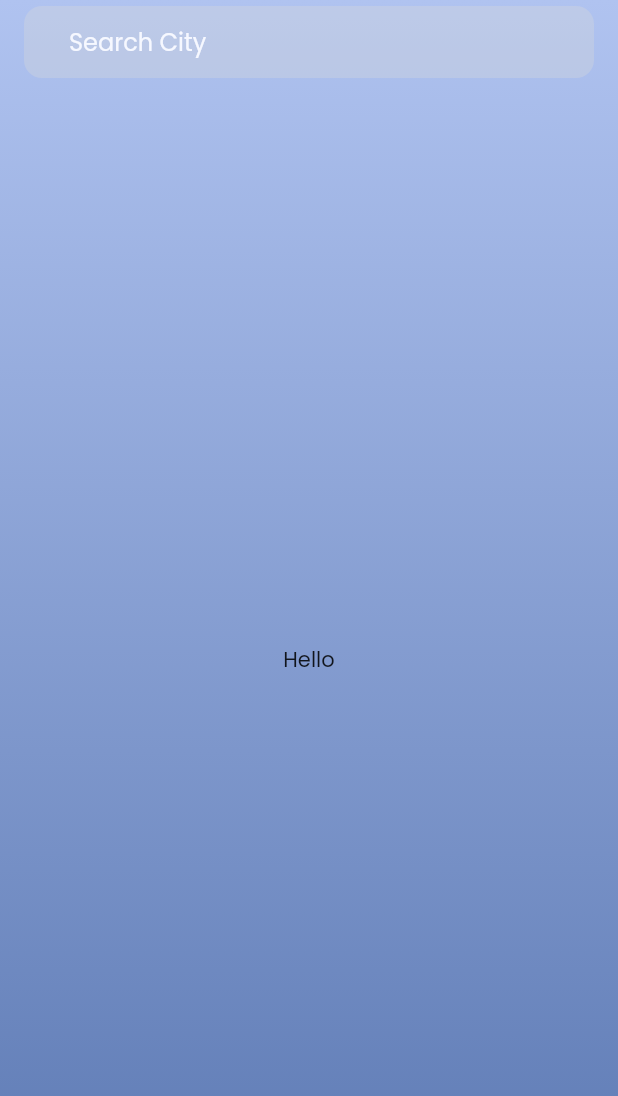
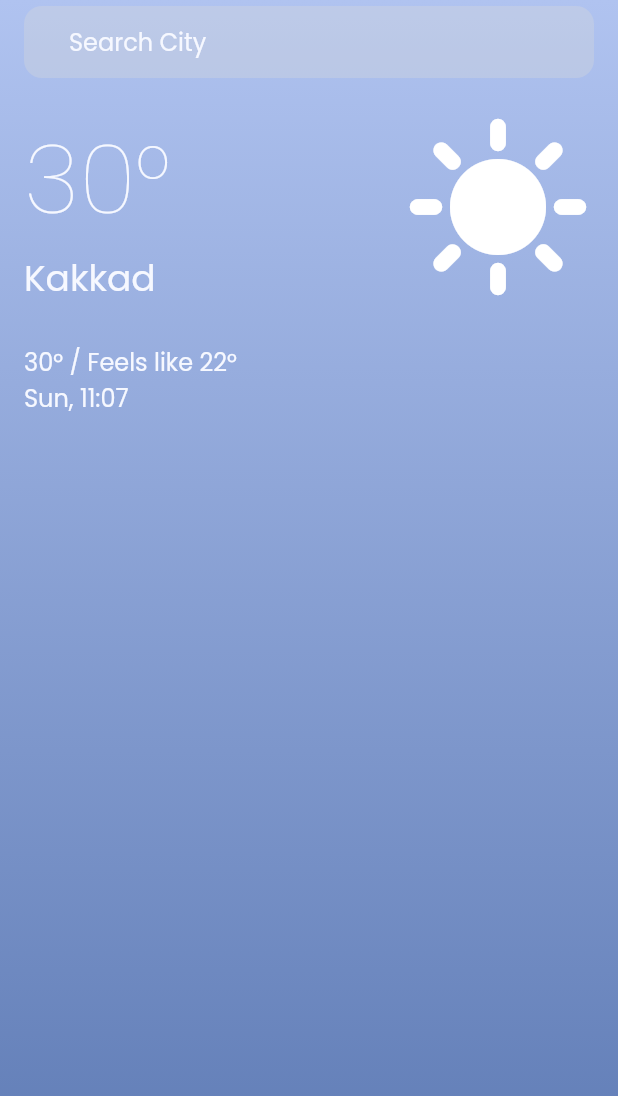
Before and after one commit to Adwaith-Rajesh/CuWea, a Flutter app: the screen it shows after launch, on a phone screen of 412 x 824 dp. Shown: the top 1096 px of the screen. Run offline on Flutter 3.47's test engine with Material 2 defaults, Android fonts, the phone set to English and light mode, and no system bars.

Commit message:
Added info at a glace box

```diff
--- /dev/null
+++ b/lib/components/cw_text.dart
@@ -0,0 +1,26 @@
+import 'package:flutter/material.dart';
+
+class CWText extends StatelessWidget {
+  final String text;
+  final double fontSize;
+  final FontWeight? fontWeight;
+
+  const CWText({
+    super.key,
+    required this.text,
+    required this.fontSize,
+    required this.fontWeight,
+  });
+
+  @override
+  Widget build(BuildContext context) {
+    return Text(
+      text,
+      style: TextStyle(
+        color: const Color(0xffF6F8FF),
+        fontSize: fontSize,
+        fontWeight: fontWeight,
+      ),
+    );
+  }
+}
--- /dev/null
+++ b/lib/components/info_glance.dart
@@ -0,0 +1,71 @@
+import 'package:cuwea/components/cw_text.dart';
+import 'package:flutter/material.dart';
+
+class InfoGlance extends StatelessWidget {
+  final int temp;
+  final int feelsLike;
+  final String city;
+  final String dateTime;
+
+  const InfoGlance({
+    super.key,
+    required this.temp,
+    required this.feelsLike,
+    required this.city,
+    required this.dateTime,
+  });
+
+  @override
+  Widget build(BuildContext context) {
+    return Column(
+      crossAxisAlignment: CrossAxisAlignment.start,
+      children: [
+        // temperature , place and weather icon
+        Row(
+          mainAxisAlignment: MainAxisAlignment.spaceBetween,
+          children: [
+            // temperature and place
+            Column(
+              crossAxisAlignment: CrossAxisAlignment.start,
+              children: [
+                CWText(
+                  text: '${temp.toString()}°',
+                  fontSize: 64,
+                  fontWeight: FontWeight.w300,
+                ),
+                CWText(
+                  text: city,
+                  fontSize: 24,
+                  fontWeight: FontWeight.normal,
+                ),
+              ],
+            ),
+
+            const Icon(
+              Icons.sunny,
+              size: 128,
+              color: Colors.white,
+            )
+          ],
+        ),
+
+        const SizedBox(
+          height: 25,
+        ),
+
+        // feels like and date
+        CWText(
+          text: '${temp.toString()}° / Feels like ${feelsLike.toString()}°',
+          fontSize: 16,
+          fontWeight: FontWeight.normal,
+        ),
+
+        CWText(
+          text: dateTime,
+          fontSize: 16,
+          fontWeight: FontWeight.normal,
+        ),
+      ],
+    );
+  }
+}
--- a/lib/pages/home_page.dart
+++ b/lib/pages/home_page.dart
@@ -1,5 +1,6 @@
 import 'dart:ui';
 
+import 'package:cuwea/components/info_glance.dart';
 import 'package:cuwea/components/search_bar.dart';
 import 'package:flutter/material.dart';
 
@@ -37,8 +38,18 @@ class _HomePageState extends State<HomePage> {
             ),
           ),
           backgroundColor: Colors.transparent,
-          body: Center(
-            child: Text(_submitText),
+          body: Padding(
+            padding: const EdgeInsets.all(16.0),
+            child: Column(
+              children: [
+                InfoGlance(
+                  temp: 30,
+                  feelsLike: 22,
+                  city: 'Kakkad',
+                  dateTime: 'Sun, 11:07',
+                ),
+              ],
+            ),
           ),
         ),
       ),
--- a/pubspec.yaml
+++ b/pubspec.yaml
@@ -85,6 +85,8 @@ flutter:
           weight: 400
         - asset: fonts/Poppins-SemiBold.ttf
           weight: 600
+        - asset: fonts/Poppins-Thin.ttf
+          weight: 300
   #     fonts:
   #       - asset: fonts/TrajanPro.ttf
   #       - asset: fonts/TrajanPro_Bold.ttf
```
Also changed, not shown: fonts/Poppins-Thin.ttf (added).
